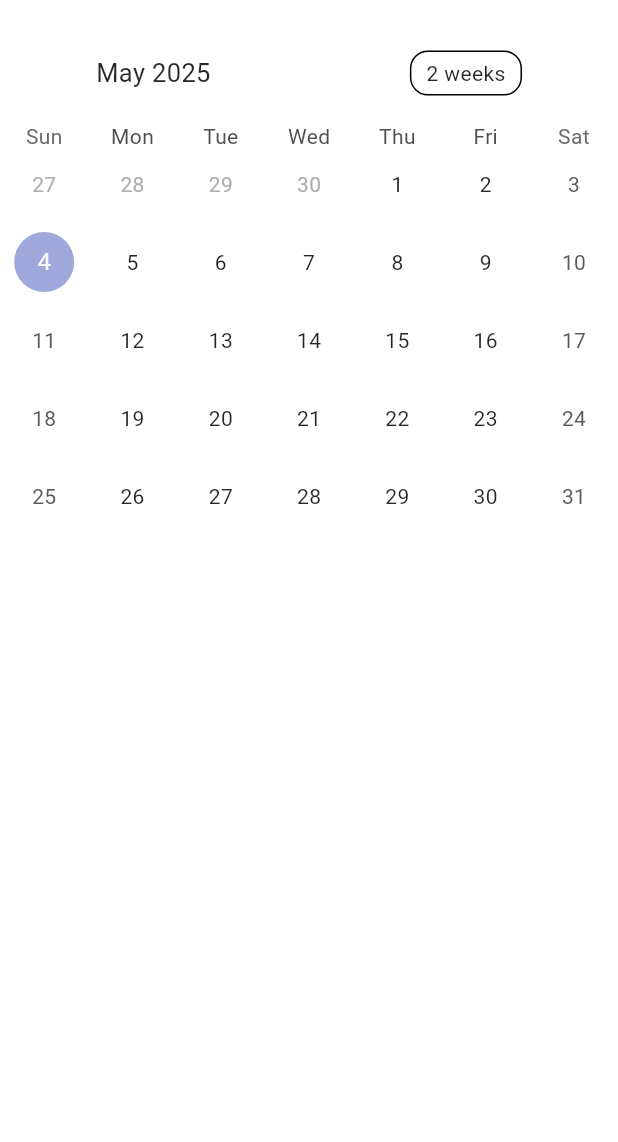
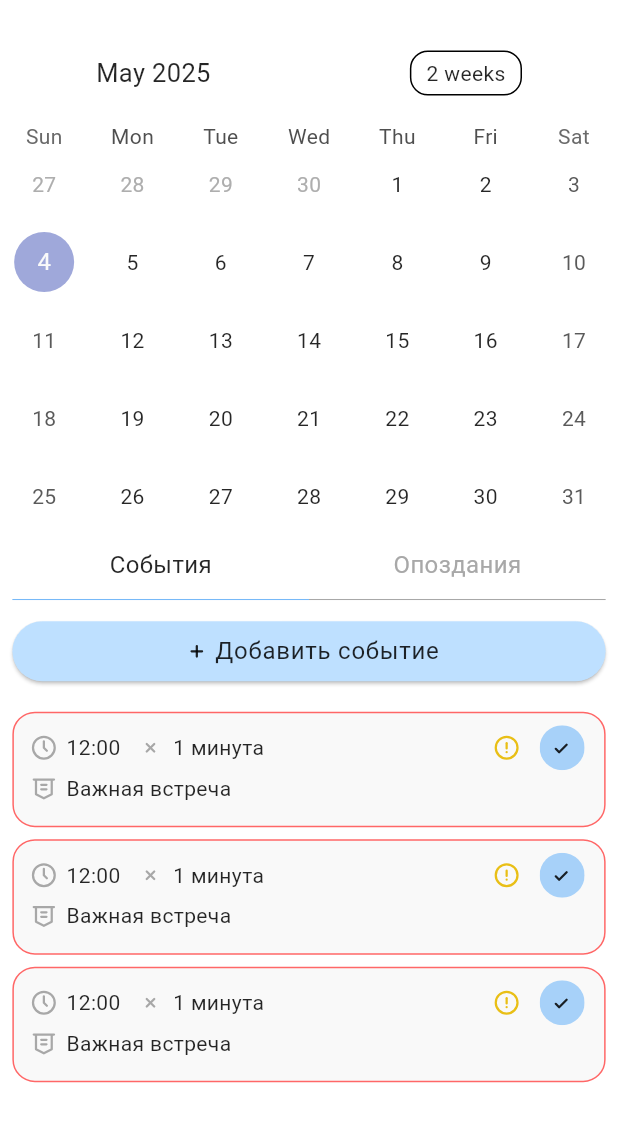
Before and after one commit to za5en/afterwards, a Flutter app: the screen it shows after launch, on a phone screen of 412 x 824 dp, the part 80-1222 px from its top. Run offline on Flutter 3.47's test engine with Material 3 defaults, Android fonts, the phone set to English and light mode, and no system bars; drawn by our look-alikes of table_calendar; our stand-ins replace flutter_svg, get; Roboto replaces fonts that are missing (OpenSans).

Commit message:
main & search

```diff
--- a/lib/router.dart
+++ b/lib/router.dart
@@ -1,6 +1,8 @@
 import 'package:flutter/material.dart';
 
 import 'view/pages/calendar.dart';
+import 'view/pages/settings.dart';
+import 'view/pages/stats.dart';
 
 class AfterwardsRouter {
   const AfterwardsRouter();
@@ -18,12 +20,16 @@ class AfterwardsRouter {
       //           settings: settings, builder: (_) => const MainScreen())
       //       : MaterialPageRoute(
       //           settings: settings, builder: (_) => const UpdateScreen());
-      // case '/settings':
-      //   return MaterialPageRoute(
-      //       settings: settings, builder: (_) => const Settings());
-      // case '/stats':
-      //   return MaterialPageRoute(
-      //       settings: settings, builder: (_) => const Stats());
+      case '/settings':
+        return MaterialPageRoute(
+          settings: settings,
+          builder: (_) => const Settings(),
+        );
+      case '/stats':
+        return MaterialPageRoute(
+          settings: settings,
+          builder: (_) => const Stats(),
+        );
       // case '/welcome_screen':
       //   return MaterialPageRoute(
       //       settings: settings, builder: (_) => const WelcomeScreen());
--- a/lib/view/pages/calendar.dart
+++ b/lib/view/pages/calendar.dart
@@ -1,11 +1,16 @@
 import 'package:afterwards/view/pages/search.dart';
 import 'package:afterwards/view/widgets/a_appbar.dart';
+import 'package:afterwards/view/widgets/a_menu_switch.dart';
 import 'package:afterwards/view/widgets/a_svg.dart';
+import 'package:afterwards/view/widgets/a_task_block.dart';
+import 'package:afterwards/view/widgets/a_wide_button.dart';
 import 'package:afterwards/view/widgets/navigation_drawer.dart';
 import 'package:flutter/material.dart';
 import 'package:get/route_manager.dart';
 
 import '../widgets/a_calendar.dart';
+
+bool isLate = false;
 
 class Calendar extends StatelessWidget {
   const Calendar({super.key});
@@ -13,6 +18,7 @@ class Calendar extends StatelessWidget {
   @override
   Widget build(BuildContext context) {
     double w = MediaQuery.of(context).size.width;
+    List<String> tasks = ['1', '2', '3'];
     return Scaffold(
       appBar: AAppBar(
         title: ASvg(assetName: 'assets/images/logo.svg'),
@@ -37,7 +43,7 @@ class Calendar extends StatelessWidget {
             padding: const EdgeInsets.all(5.0),
             child: InkWell(
               onTap: () {
-                Get.to(Search());
+                Get.to(() => Search());
               },
               child: ASvg(
                 assetName: 'assets/images/search.svg',
@@ -52,7 +58,40 @@ class Calendar extends StatelessWidget {
       body: SafeArea(
         child: Stack(
           children: [
-            Center(child: Column(children: [ACalendar()])),
+            SingleChildScrollView(
+              child: Center(
+                child: Column(
+                  children: [
+                    ACalendar(),
+                    AMenuSwitch(),
+                    AWideButton(
+                      onPressed: () {},
+                      text: 'Добавить событие',
+                      assetName: 'assets/images/plus.svg',
+                    ),
+                    SizedBox(
+                      height: isLate ? tasks.length * 150 : tasks.length * 90,
+                      child: Expanded(
+                        child: ListView.builder(
+                          itemCount: tasks.length,
+                          physics: const NeverScrollableScrollPhysics(),
+                          itemBuilder: (context, index) {
+                            return Padding(
+                              padding: const EdgeInsets.only(top: 8.0),
+                              child: ATaskBlock(
+                                isLate: isLate,
+                                isImportant: true,
+                                // percent: 68,
+                              ),
+                            );
+                          },
+                        ),
+                      ),
+                    ),
+                  ],
+                ),
+              ),
+            ),
           ],
         ),
       ),
--- a/lib/view/pages/search.dart
+++ b/lib/view/pages/search.dart
@@ -1,4 +1,3 @@
-import 'package:afterwards/view/widgets/a_appbar.dart';
 import 'package:afterwards/view/widgets/a_svg.dart';
 import 'package:flutter/material.dart';
 
@@ -17,6 +16,7 @@ class _SearchState extends State<Search> {
     final theme = Theme.of(context);
     double w = MediaQuery.of(context).size.width;
     double h = MediaQuery.of(context).size.height;
+
     return Scaffold(
       body: SafeArea(
         child: Padding(
@@ -62,7 +62,7 @@ class _SearchState extends State<Search> {
                               padding: const EdgeInsets.all(5.0),
                               child: InkWell(
                                 onTap: () {
-                                  // clear text field
+                                  _controller.clear();
                                 },
                                 child: ASvg(
                                   assetName: 'assets/images/close-multiply.svg',
--- a/lib/view/pages/settings.dart
+++ b/lib/view/pages/settings.dart
@@ -1,6 +1,10 @@
 import 'dart:async';
 
 import 'package:flutter/material.dart';
+
+import '../widgets/a_appbar.dart';
+import '../widgets/a_svg.dart';
+import '../widgets/navigation_drawer.dart';
 
 StreamController<int> themeColor = StreamController();
 
@@ -9,6 +13,31 @@ class Settings extends StatelessWidget {
 
   @override
   Widget build(BuildContext context) {
-    return const Placeholder();
+    return Scaffold(
+      appBar: AAppBar(
+        title: ASvg(assetName: 'assets/images/logo.svg'),
+        leading: Padding(
+          padding: EdgeInsets.all(10.0),
+          child: Builder(
+            builder: (context) {
+              return InkWell(
+                customBorder: RoundedRectangleBorder(
+                  borderRadius: BorderRadius.circular(15),
+                ),
+                onTap: () {
+                  Scaffold.of(context).openDrawer();
+                },
+                child: ASvg(assetName: 'assets/images/menu-button.svg'),
+              );
+            },
+          ),
+        ),
+      ),
+      drawer: const ANavigationDrawer(),
+      drawerEnableOpenDragGesture: false,
+      body: SafeArea(
+        child: Stack(children: [Center(child: Column(children: []))]),
+      ),
+    );
   }
 }
--- a/lib/view/pages/stats.dart
+++ b/lib/view/pages/stats.dart
@@ -0,0 +1,39 @@
+import 'package:afterwards/view/widgets/a_appbar.dart';
+import 'package:flutter/material.dart';
+
+import '../widgets/a_svg.dart';
+import '../widgets/navigation_drawer.dart';
+
+class Stats extends StatelessWidget {
+  const Stats({super.key});
+
+  @override
+  Widget build(BuildContext context) {
+    return Scaffold(
+      appBar: AAppBar(
+        title: ASvg(assetName: 'assets/images/logo.svg'),
+        leading: Padding(
+          padding: EdgeInsets.all(10.0),
+          child: Builder(
+            builder: (context) {
+              return InkWell(
+                customBorder: RoundedRectangleBorder(
+                  borderRadius: BorderRadius.circular(15),
+                ),
+                onTap: () {
+                  Scaffold.of(context).openDrawer();
+                },
+                child: ASvg(assetName: 'assets/images/menu-button.svg'),
+              );
+            },
+          ),
+        ),
+      ),
+      drawer: const ANavigationDrawer(),
+      drawerEnableOpenDragGesture: false,
+      body: SafeArea(
+        child: Stack(children: [Center(child: Column(children: []))]),
+      ),
+    );
+  }
+}
--- a/lib/view/resources/color_themes.dart
+++ b/lib/view/resources/color_themes.dart
@@ -104,8 +104,8 @@ final _light = ThemeData(
   ),
   elevatedButtonTheme: ElevatedButtonThemeData(
     style: ElevatedButton.styleFrom(
-      backgroundColor: const Color.fromRGBO(0, 0, 0, 0.85),
-      foregroundColor: const Color.fromRGBO(190, 224, 255, 1),
+      backgroundColor: const Color.fromRGBO(190, 224, 255, 1),
+      foregroundColor: const Color.fromRGBO(0, 0, 0, 0.85),
       shape: const RoundedRectangleBorder(
         borderRadius: BorderRadius.all(Radius.circular(10)),
       ),
--- a/lib/view/widgets/a_menu_line.dart
+++ b/lib/view/widgets/a_menu_line.dart
@@ -4,7 +4,8 @@ import 'package:get/route_manager.dart';
 
 class AMenuLine extends StatelessWidget {
   final Map menu;
-  const AMenuLine({super.key, required this.menu});
+  final Function() onTap;
+  const AMenuLine({super.key, required this.menu, required this.onTap});
 
   @override
   Widget build(BuildContext context) {
@@ -12,12 +13,7 @@ class AMenuLine extends StatelessWidget {
     final theme = Theme.of(context);
     var currentRoute = Get.currentRoute;
     return InkWell(
-      onTap:
-          menu['route'] != currentRoute
-              ? () {
-                Navigator.pop(context);
-              }
-              : null,
+      onTap: onTap,
       child: Row(
         mainAxisAlignment: MainAxisAlignment.start,
         crossAxisAlignment: CrossAxisAlignment.center,
--- a/lib/view/widgets/a_menu_switch.dart
+++ b/lib/view/widgets/a_menu_switch.dart
@@ -0,0 +1,75 @@
+import 'package:flutter/material.dart';
+
+class AMenuSwitch extends StatefulWidget {
+  const AMenuSwitch({super.key});
+
+  @override
+  State<AMenuSwitch> createState() => _AMenuSwitchState();
+}
+
+class _AMenuSwitchState extends State<AMenuSwitch> {
+  var state = 0;
+  @override
+  Widget build(BuildContext context) {
+    final theme = Theme.of(context);
+    double w = MediaQuery.of(context).size.width;
+    double h = MediaQuery.of(context).size.height;
+    List<String> menu = ['События', 'Опоздания'];
+
+    return SizedBox(
+      width: w,
+      height: h * 0.055,
+      child: ListView.builder(
+        physics: const NeverScrollableScrollPhysics(),
+        padding: EdgeInsets.symmetric(horizontal: w * 0.02),
+        itemCount: menu.length,
+        scrollDirection: Axis.horizontal,
+        itemBuilder: (context, index) {
+          return InkWell(
+            onTap:
+                state != index
+                    ? () {
+                      setState(() {
+                        state = index;
+                      });
+                    }
+                    : null,
+            child: Padding(
+              padding: const EdgeInsets.only(top: 8.0),
+              child: SizedBox(
+                width: w * 0.48,
+                child: Column(
+                  children: [
+                    Padding(
+                      padding: EdgeInsets.only(bottom: h * 0.015),
+                      child: Text(
+                        menu[index],
+                        style:
+                            state != index
+                                ? theme.textTheme.bodyMedium?.copyWith(
+                                  color: theme.textTheme.labelMedium?.color,
+                                  fontSize: 16,
+                                )
+                                : theme.textTheme.bodyMedium?.copyWith(
+                                  fontSize: 16,
+                                ),
+                      ),
+                    ),
+                    Divider(
+                      thickness: 0.7,
+                      height: 0,
+                      color:
+                          state != index
+                              ? theme.colorScheme.onSecondary
+                              : theme.colorScheme.secondary,
+                    ),
+                  ],
+                ),
+              ),
+            ),
+          );
+        },
+      ),
+    );
+  }
+}
--- a/lib/view/widgets/a_task_block.dart
+++ b/lib/view/widgets/a_task_block.dart
@@ -0,0 +1,200 @@
+import 'package:afterwards/view/widgets/a_svg.dart';
+import 'package:flutter/material.dart';
+
+class ATaskBlock extends StatelessWidget {
+  final bool isLate;
+  final bool isImportant;
+  final double? percent;
+  // task info
+  const ATaskBlock({
+    super.key,
+    required this.isLate,
+    required this.isImportant,
+    this.percent,
+  });
+
+  @override
+  Widget build(BuildContext context) {
+    final theme = Theme.of(context);
+    final dateTime = DateTime.now().subtract(Duration(hours: 1));
+    double w = MediaQuery.of(context).size.width;
+    double h = MediaQuery.of(context).size.height;
+
+    return Padding(
+      padding: EdgeInsets.symmetric(horizontal: w * 0.02),
+      child: Container(
+        decoration: BoxDecoration(
+          color: theme.colorScheme.onPrimary,
+          border: Border.all(
+            color:
+                !isLate && dateTime.isBefore(DateTime.now())
+                    ? theme.colorScheme.error
+                    : Colors.transparent,
+          ),
+          borderRadius: BorderRadius.circular(15.0),
+        ),
+        child: InkWell(
+          onTap: () {},
+          child: Padding(
+            padding: const EdgeInsets.all(8.0),
+            child: Column(
+              children: [
+                Padding(
+                  padding: EdgeInsets.only(
+                    bottom: isLate ? 5.0 : 0.0,
+                    top: isLate ? 5.0 : 0.0,
+                  ),
+                  child: Row(
+                    mainAxisAlignment: MainAxisAlignment.spaceBetween,
+                    children: [
+                      isLate
+                          ? Row(
+                            children: [
+                              ASvg(assetName: 'assets/images/clock.svg'),
+                              Padding(
+                                padding: const EdgeInsets.only(left: 3.0),
+                                child: Text('12:00'),
+                              ),
+                              Padding(
+                                padding: const EdgeInsets.only(
+                                  left: 8.0,
+                                  right: 3.0,
+                                ),
+                                child: ASvg(
+                                  assetName:
+                                      'assets/images/clock-with-tick.svg',
+                                ),
+                              ),
+                              Text('12:10'),
+                            ],
+                          )
+                          : Row(
+                            children: [
+                              ASvg(assetName: 'assets/images/clock.svg'),
+                              Padding(
+                                padding: const EdgeInsets.only(left: 3.0),
+                                child: Text('12:00'),
+                              ),
+                              Padding(
+                                padding: const EdgeInsets.only(
+                                  left: 8.0,
+                                  right: 3.0,
+                                ),
+                                child: ASvg(
+                                  assetName: 'assets/images/close-multiply.svg',
+                                ),
+                              ),
+                              Text('1 минута'),
+                            ],
+                          ),
+                      Padding(
+                        padding: const EdgeInsets.only(right: 5.0),
+                        child: Row(
+                          children: [
+                            Visibility(
+                              visible: isImportant,
+                              child: ASvg(
+                                assetName: 'assets/images/important.svg',
+                              ),
+                            ),
+                            Visibility(
+                              visible: !isLate,
+                              child: Padding(
+                                padding: const EdgeInsets.only(left: 10.0),
+                                child: InkWell(
+                                  onTap: () {},
+                                  child: ASvg(
+                                    assetName: 'assets/images/confirm.svg',
+                                    height: 30,
+                                  ),
+                                ),
+                              ),
+                            ),
+                          ],
+                        ),
+                      ),
+                    ],
+                  ),
+                ),
+                Padding(
+                  padding: EdgeInsets.only(bottom: isLate ? 3.0 : 5.0),
+                  child: Row(
+                    children: [
+                      ASvg(
+                        assetName:
+                            isLate
+                                ? 'assets/images/close-multiply.svg'
+                                : 'assets/images/honour.svg',
+                      ),
+                      Padding(
+                        padding: const EdgeInsets.only(left: 3.0),
+                        child: Text(isLate ? '10 минут' : 'Важная встреча'),
+                      ),
+                    ],
+                  ),
+                ),
+                Visibility(
+                  visible: isLate,
+                  child: Padding(
+                    padding: const EdgeInsets.only(bottom: 8.0),
+                    child: Row(
+                      children: [
+                        ASvg(assetName: 'assets/images/question-mark.svg'),
+                        Padding(
+                          padding: const EdgeInsets.only(left: 3.0),
+                          child: Text('Поздно вышел'),
+                        ),
+                      ],
+                    ),
+                  ),
+                ),
+                Visibility(
+                  visible: isLate,
+                  child: Padding(
+                    padding: const EdgeInsets.only(bottom: 5.0),
+                    child: Row(
+                      mainAxisAlignment: MainAxisAlignment.center,
+                      children: [
+                        Container(
+                          width: w * 0.8,
+                          height: h * 0.03,
+                          decoration: BoxDecoration(
+                            borderRadius: BorderRadius.circular(15),
+                            color: theme.colorScheme.surfaceDim,
+                          ),
+                          child: OverflowBox(
+                            maxWidth: w * 0.8,
+                            minWidth: h * 0.03,
+                            child: Row(
+                              mainAxisAlignment: MainAxisAlignment.start,
+                              children: [
+                                Container(
+                                  width: w * 0.8 * (percent ?? 0 / 100),
+                                  height: h * 0.03,
+                                  decoration: BoxDecoration(
+                                    borderRadius: BorderRadius.circular(15),
+                                    color:
+                                        (percent ?? 1) < 33
+                                            ? theme.colorScheme.error
+                                            : (percent ?? 1) >= 33 &&
+                                                (percent ?? 1) < 66
+                                            ? theme.colorScheme.surfaceTint
+                                            : theme.colorScheme.inverseSurface,
+                                  ),
+                                ),
+                              ],
+                            ),
+                          ),
+                        ),
+                      ],
+                    ),
+                  ),
+                ),
+              ],
+            ),
+          ),
+        ),
+      ),
+    );
+  }
+}
--- a/lib/view/widgets/a_wide_button.dart
+++ b/lib/view/widgets/a_wide_button.dart
@@ -0,0 +1,43 @@
+import 'package:afterwards/view/widgets/a_svg.dart';
+import 'package:flutter/material.dart';
+
+class AWideButton extends StatelessWidget {
+  final Function() onPressed;
+  final String text;
+  final String? assetName;
+  const AWideButton({
+    super.key,
+    required this.onPressed,
+    required this.text,
+    required this.assetName,
+  });
+
+  @override
+  Widget build(BuildContext context) {
+    final theme = Theme.of(context);
+    double w = MediaQuery.of(context).size.width;
+    double h = MediaQuery.of(context).size.height;
+
+    return Padding(
+      padding: EdgeInsets.symmetric(horizontal: w * 0.02, vertical: h * 0.01),
+      child: ElevatedButton(
+        onPressed: onPressed,
+        style: theme.elevatedButtonTheme.style?.copyWith(
+          shape: WidgetStatePropertyAll(
+            RoundedRectangleBorder(borderRadius: BorderRadius.circular(25)),
+          ),
+        ),
+        child:
+            assetName != null
+                ? Row(
+                  mainAxisAlignment: MainAxisAlignment.center,
+                  children: [
+                    ASvg(assetName: assetName ?? ''),
+                    Text(text, style: theme.textTheme.bodyLarge),
+                  ],
+                )
+                : Text(text, style: theme.textTheme.bodyLarge),
+      ),
+    );
+  }
+}
--- a/lib/view/widgets/navigation_drawer.dart
+++ b/lib/view/widgets/navigation_drawer.dart
@@ -1,6 +1,7 @@
 import 'package:afterwards/view/widgets/a_menu_line.dart';
 import 'package:afterwards/view/widgets/a_svg.dart';
 import 'package:flutter/material.dart';
+import 'package:get/route_manager.dart';
 
 class ANavigationDrawer extends StatelessWidget {
   const ANavigationDrawer({super.key});
@@ -12,6 +13,7 @@ class ANavigationDrawer extends StatelessWidget {
     double w = MediaQuery.of(context).size.width;
     double h = MediaQuery.of(context).size.height;
     final theme = Theme.of(context);
+    var currentRoute = Get.currentRoute;
 
     List<Map> menu = [
       {
@@ -107,7 +109,32 @@ class ANavigationDrawer extends StatelessWidget {
                                     itemBuilder: (context, index) {
                                       return Column(
                                         children: [
-                                          AMenuLine(menu: menu[index]),
+                                          AMenuLine(
+                                            menu: menu[index],
+                                            onTap:
+                                                menu[index]['route'] !=
+                                                        currentRoute
+                                                    ? () {
+                                                      Get.back();
+                                                      if (currentRoute == '/') {
+                                                        Get.toNamed(
+                                                          menu[index]['route'],
+                                                        );
+                                                      } else {
+                                                        if (menu[index]['route'] !=
+                                                            '/') {
+                                                          Get.offNamed(
+                                                            menu[index]['route'],
+                                                          );
+                                                        } else {
+                                                          Get.offAllNamed(
+                                                            menu[index]['route'],
+                                                          );
+                                                        }
+                                                      }
+                                                    }
+                                                    : () {},
+                                          ),
                                           Visibility(
                                             visible: index < menu.length - 1,
                                             child: Padding(
```
